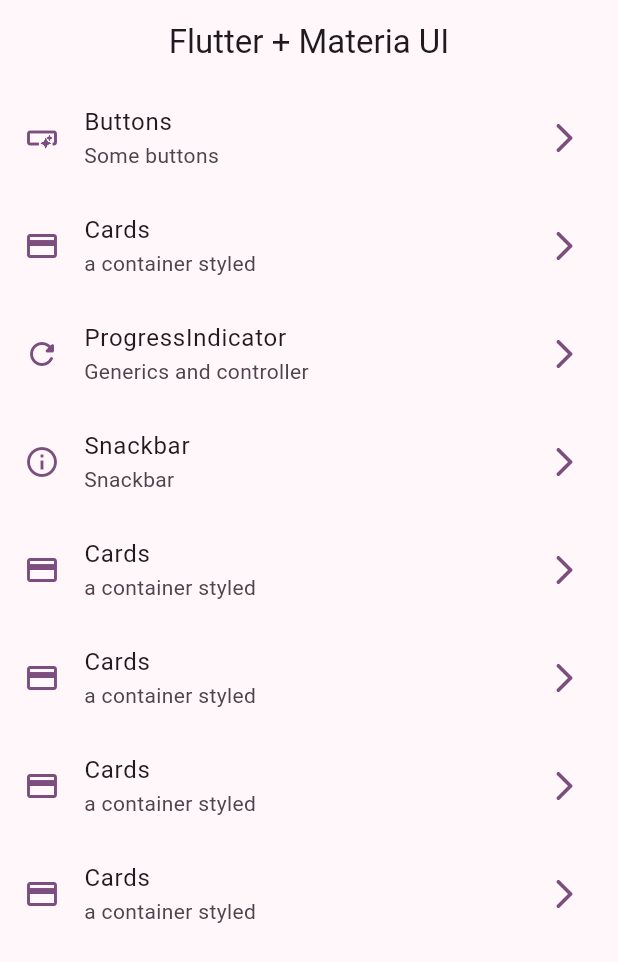
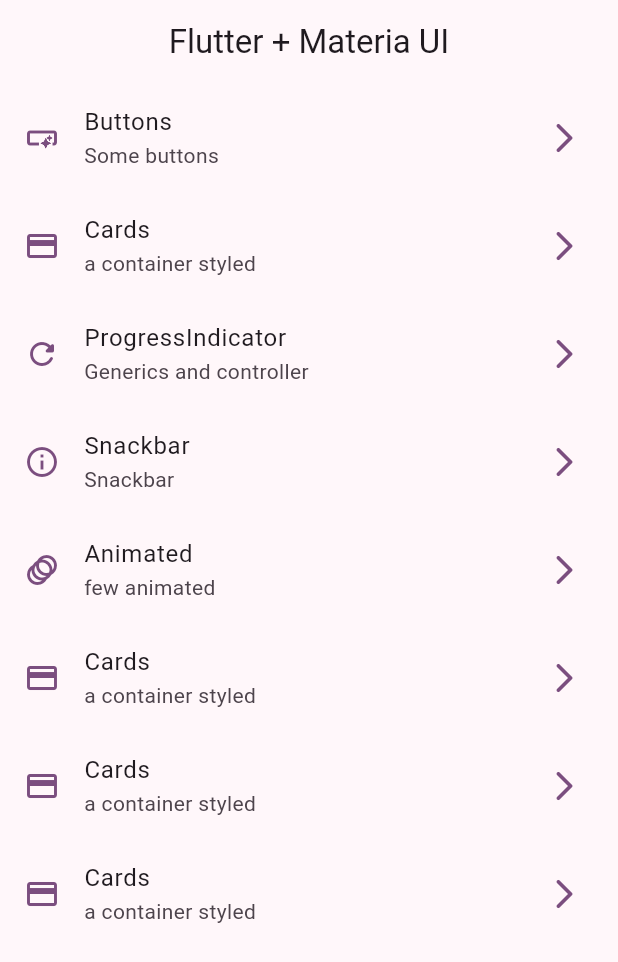
Before and after one commit to jioxel/flutter3_widgets, a Flutter app: the screen it shows after launch, on a phone screen of 412 x 824 dp. Shown: the top 962 px of the screen. Run offline on Flutter 3.47's test engine with Material 2 defaults, Android fonts, the phone set to English and light mode, and no system bars; our stand-ins replace go_router.

Commit message:
animated

```diff
--- a/lib/config/menu/menu_items.dart
+++ b/lib/config/menu/menu_items.dart
@@ -35,10 +35,10 @@
       link: '/snackbar',
       icon: Icons.info_outline),
   MenuItems(
-      title: 'Cards',
-      subTitle: 'a container styled',
-      link: '/cards',
-      icon: Icons.credit_card),
+      title: 'Animated',
+      subTitle: 'few animated',
+      link: '/animated',
+      icon: Icons.animation),
   MenuItems(
       title: 'Cards',
       subTitle: 'a container styled',
--- a/lib/config/router/app_router.dart
+++ b/lib/config/router/app_router.dart
@@ -30,5 +30,10 @@
       path: '/snackbar',
       builder: (context, state) => const SnackbarScreen(),
     ),
+    GoRoute(
+      name: AnimatedScreen.name,
+      path: '/animated',
+      builder: (context, state) => const AnimatedScreen(),
+    ),
   ],
 );
```
Also changed, not shown: lib/presentation/screens/animated/animated_screen.dart (+43 -2 lines).
